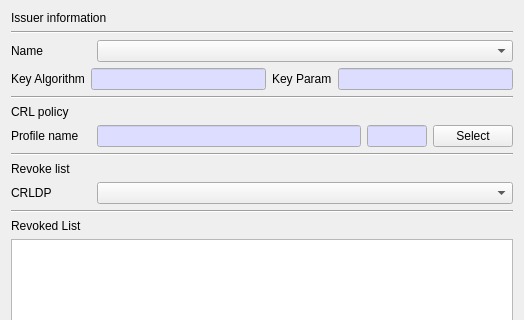
Qt form CertMan/make_crl_dlg.ui (jykim74/CertMan) before a commit; both pictures show x 0 to 524 and y 0 to 320 of the 524 by 461 pixel window.
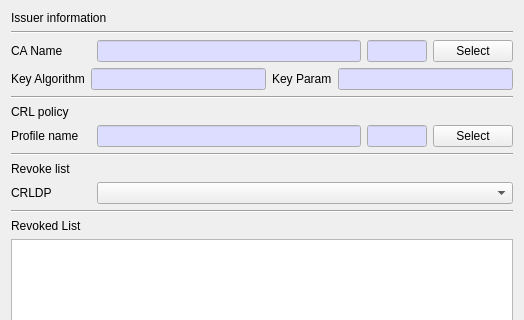
The same form after that commit.

```diff
--- a/CertMan/make_crl_dlg.ui
+++ b/CertMan/make_crl_dlg.ui
@@ -33,6 +33,86 @@
      <property name="topMargin">
       <number>0</number>
      </property>
+     <item row="0" column="1">
+      <widget class="QLineEdit" name="mIssuerNameText">
+       <property name="palette">
+        <palette>
+         <active>
+          <colorrole role="Base">
+           <brush brushstyle="SolidPattern">
+            <color alpha="255">
+             <red>221</red>
+             <green>221</green>
+             <blue>255</blue>
+            </color>
+           </brush>
+          </colorrole>
+         </active>
+         <inactive>
+          <colorrole role="Base">
+           <brush brushstyle="SolidPattern">
+            <color alpha="255">
+             <red>221</red>
+             <green>221</green>
+             <blue>255</blue>
+            </color>
+           </brush>
+          </colorrole>
+         </inactive>
+         <disabled/>
+        </palette>
+       </property>
+       <property name="readOnly">
+        <bool>true</bool>
+       </property>
+      </widget>
+     </item>
+     <item row="0" column="2">
+      <widget class="QLineEdit" name="mIssuerNumText">
+       <property name="minimumSize">
+        <size>
+         <width>60</width>
+         <height>0</height>
+        </size>
+       </property>
+       <property name="maximumSize">
+        <size>
+         <width>60</width>
+         <height>16777215</height>
+        </size>
+       </property>
+       <property name="palette">
+        <palette>
+         <active>
+          <colorrole role="Base">
+           <brush brushstyle="SolidPattern">
+            <color alpha="255">
+             <red>221</red>
+             <green>221</green>
+             <blue>255</blue>
+            </color>
+           </brush>
+          </colorrole>
+         </active>
+         <inactive>
+          <colorrole role="Base">
+           <brush brushstyle="SolidPattern">
+            <color alpha="255">
+             <red>221</red>
+             <green>221</green>
+             <blue>255</blue>
+            </color>
+           </brush>
+          </colorrole>
+         </inactive>
+         <disabled/>
+        </palette>
+       </property>
+       <property name="readOnly">
+        <bool>true</bool>
+       </property>
+      </widget>
+     </item>
      <item row="0" column="0">
       <widget class="QLabel" name="label_2">
        <property name="minimumSize">
@@ -48,12 +128,16 @@
         </size>
        </property>
        <property name="text">
-        <string>Name</string>
+        <string>CA Name</string>
        </property>
       </widget>
      </item>
-     <item row="0" column="1">
-      <widget class="QComboBox" name="mIssuerNameCombo"/>
+     <item row="0" column="3">
+      <widget class="QPushButton" name="mSelectIssuerBtn">
+       <property name="text">
+        <string>Select</string>
+       </property>
+      </widget>
      </item>
     </layout>
    </item>
```
Left out of the diff: 1 changed line with no effect on the pictures.
